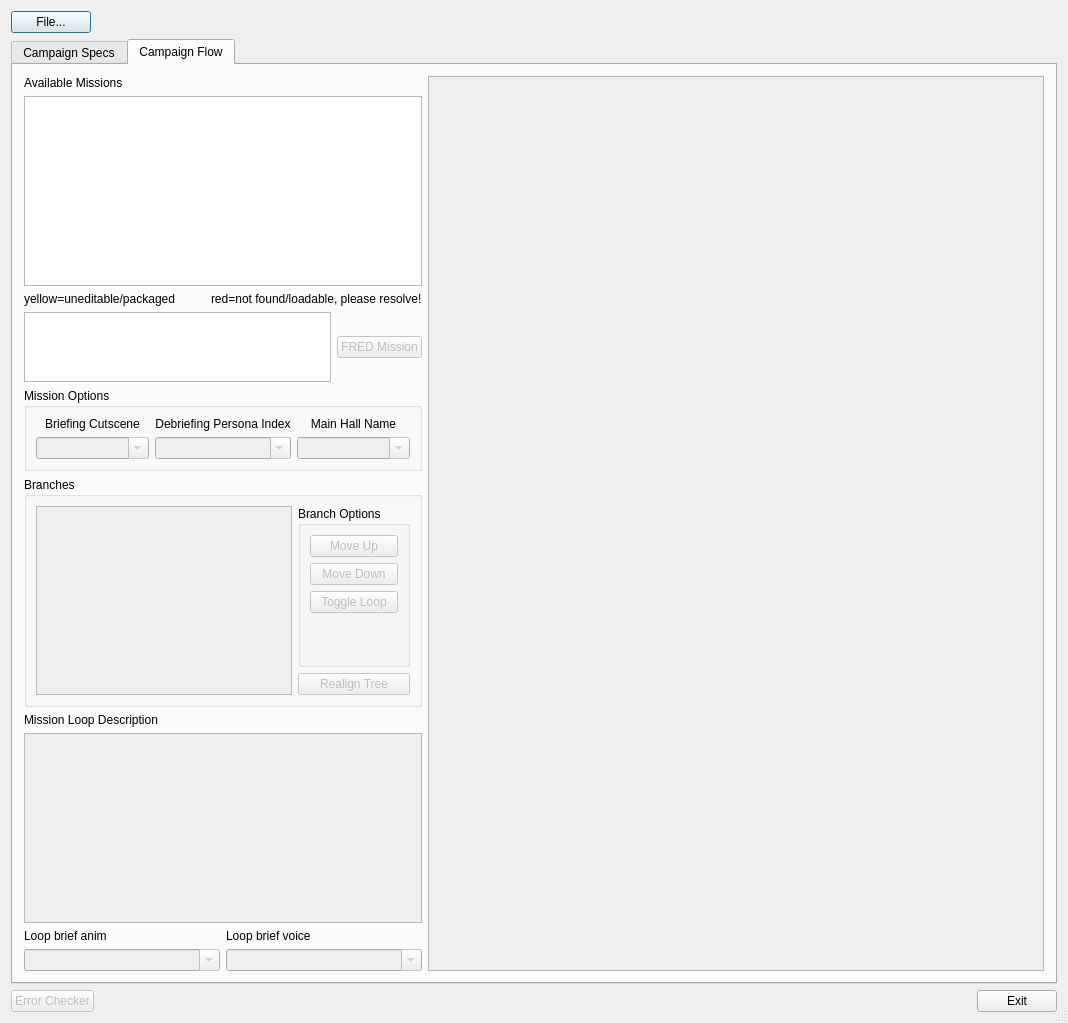
The window that qtfred/ui/CampaignEditorDialog.ui (scp-fs2open/fs2open.github.com) describes before a commit, drawn with Qt 5.
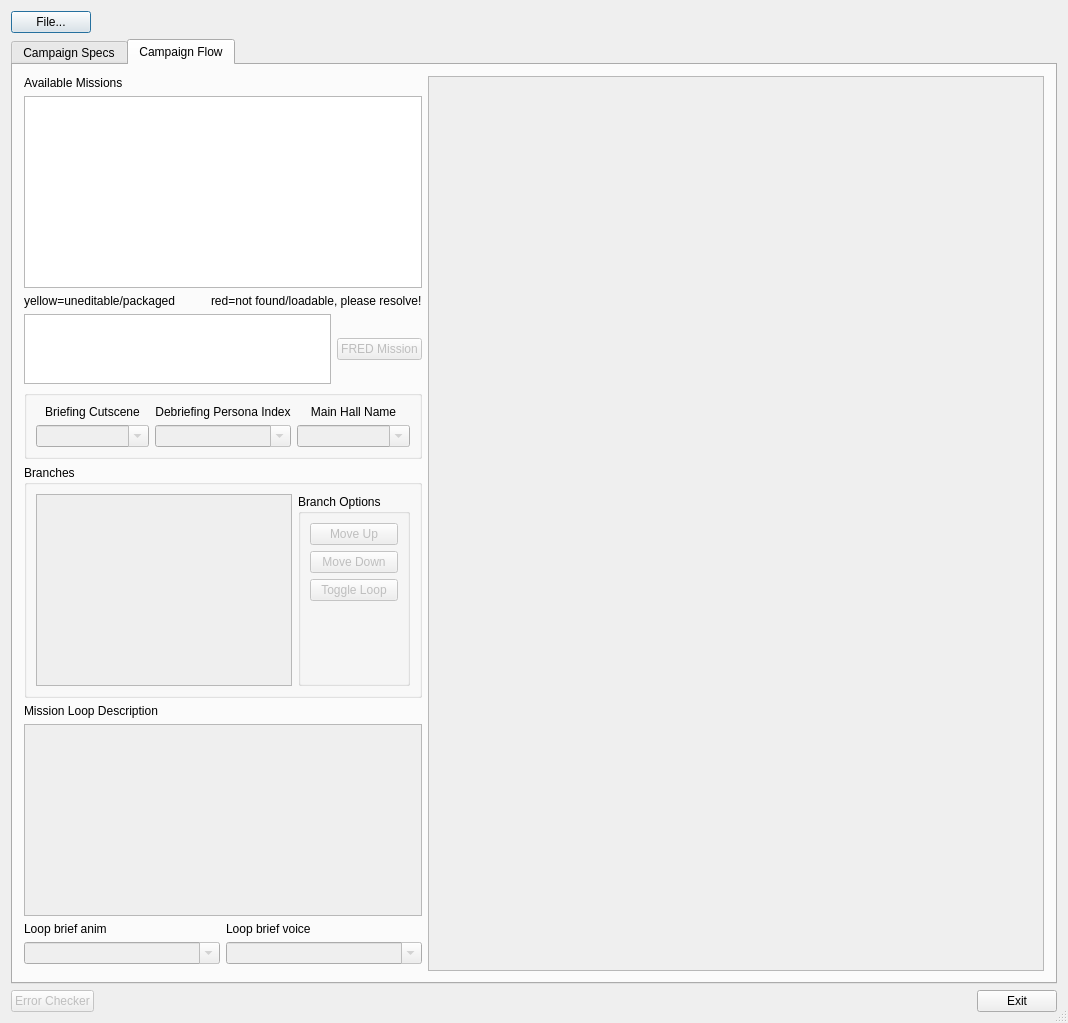
The same window after the commit. The open tabs and pages were chosen to show the change. Custom widgets are drawn as their Qt base class.

Commit message: custom mission selection & linking context menu

Patch:
```diff
--- a/qtfred/ui/CampaignEditorDialog.ui
+++ b/qtfred/ui/CampaignEditorDialog.ui
@@ -258,9 +258,6 @@
          </item>
          <item>
           <widget class="QGroupBox" name="missionOptions">
-           <property name="title">
-            <string>Mission Options</string>
-           </property>
            <layout class="QGridLayout" name="gridLayout" columnstretch="0,0,0,0,0">
             <item row="0" column="0">
              <widget class="QLabel" name="lblBriefingCutscene">
@@ -336,6 +333,18 @@
               <property name="enabled">
                <bool>false</bool>
               </property>
+              <property name="sizePolicy">
+               <sizepolicy hsizetype="Expanding" vsizetype="Expanding">
+                <horstretch>0</horstretch>
+                <verstretch>0</verstretch>
+               </sizepolicy>
+              </property>
+              <property name="contextMenuPolicy">
+               <enum>Qt::NoContextMenu</enum>
+              </property>
+              <property name="toolTip">
+               <string>&lt;html&gt;&lt;head/&gt;&lt;body&gt;&lt;p&gt;Right click mission list to add or change a branch&lt;/p&gt;&lt;/body&gt;&lt;/html&gt;</string>
+              </property>
              </widget>
             </item>
             <item>
@@ -395,16 +404,6 @@
                 </layout>
                </widget>
               </item>
-              <item>
-               <widget class="QPushButton" name="btnRealign">
-                <property name="enabled">
-                 <bool>false</bool>
-                </property>
-                <property name="text">
-                 <string>Realign Tree</string>
-                </property>
-               </widget>
-              </item>
              </layout>
             </item>
            </layout>
```
Left out of the diff: 9 changed lines with no effect on the pictures. The commit also changes 4 other files.
